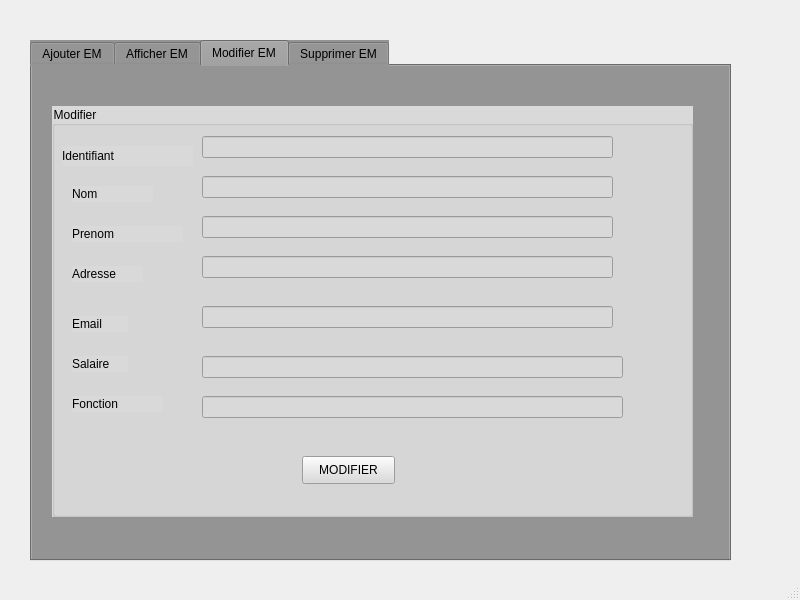
Above: mainwindow.ui from YasmineJebali/Smart_contracting-and-construction-compagny_2A8 before the change. Below: the same form after it.
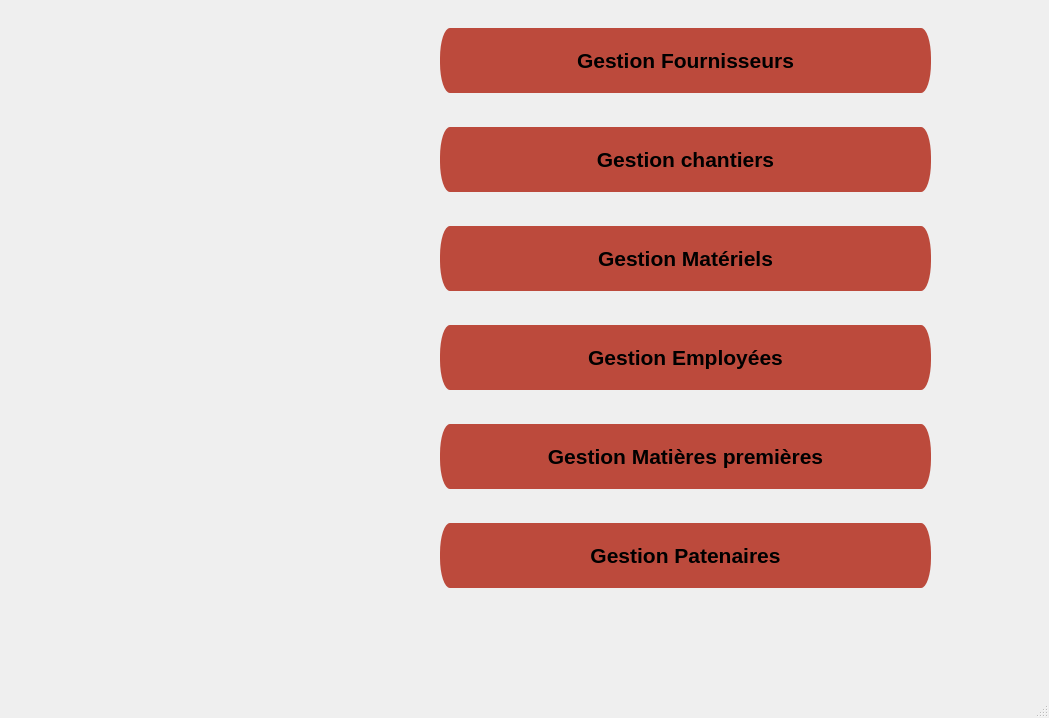
That is the form after the change.

The edit to the form file:
```diff
--- a/mainwindow.ui
+++ b/mainwindow.ui
@@ -6,498 +6,192 @@
    <rect>
     <x>0</x>
     <y>0</y>
-    <width>800</width>
-    <height>600</height>
+    <width>1049</width>
+    <height>718</height>
    </rect>
   </property>
   <property name="windowTitle">
    <string>MainWindow</string>
   </property>
   <widget class="QWidget" name="centralwidget">
-   <widget class="QTabWidget" name="le_id_sup">
+   <widget class="QWidget" name="verticalLayoutWidget">
     <property name="geometry">
      <rect>
-      <x>30</x>
-      <y>40</y>
-      <width>701</width>
-      <height>521</height>
+      <x>440</x>
+      <y>0</y>
+      <width>491</width>
+      <height>621</height>
      </rect>
     </property>
-    <property name="accessibleName">
-     <string/>
-    </property>
-    <property name="styleSheet">
-     <string notr="true">
-background-color: rgb(148, 148, 148);</string>
-    </property>
-    <property name="currentIndex">
-     <number>2</number>
-    </property>
-    <widget class="QWidget" name="widget">
-     <attribute name="title">
-      <string>Ajouter EM</string>
-     </attribute>
-     <widget class="QGroupBox" name="groupBox">
-      <property name="geometry">
-       <rect>
-        <x>10</x>
-        <y>40</y>
-        <width>641</width>
-        <height>411</height>
-       </rect>
-      </property>
-      <property name="styleSheet">
-       <string notr="true">font: 10pt &quot;MS Shell Dlg 2&quot;;
-background-color: rgb(218, 217, 217);</string>
-      </property>
-      <property name="title">
-       <string>Ajout</string>
-      </property>
-      <widget class="QLabel" name="le_id_2">
-       <property name="geometry">
-        <rect>
-         <x>10</x>
-         <y>40</y>
-         <width>131</width>
-         <height>20</height>
-        </rect>
+    <layout class="QVBoxLayout" name="verticalLayout_2">
+     <item>
+      <widget class="QPushButton" name="pushButton_7">
+       <property name="font">
+        <font>
+         <pointsize>16</pointsize>
+         <weight>75</weight>
+         <bold>true</bold>
+        </font>
        </property>
-       <property name="text">
-        <string>Identifiant</string>
+       <property name="cursor">
+        <cursorShape>PointingHandCursor</cursorShape>
        </property>
-      </widget>
-      <widget class="QLabel" name="label_2">
-       <property name="geometry">
-        <rect>
-         <x>20</x>
-         <y>80</y>
-         <width>81</width>
-         <height>16</height>
-        </rect>
+       <property name="styleSheet">
+        <string notr="true">border-radius: 10% 30% 50% 70%;
+  background: #BC4A3C;
+  padding: 20px;
+</string>
        </property>
        <property name="text">
-        <string>Nom</string>
+        <string>Gestion Fournisseurs</string>
        </property>
       </widget>
-      <widget class="QLabel" name="label_3">
-       <property name="geometry">
-        <rect>
-         <x>20</x>
-         <y>120</y>
-         <width>111</width>
-         <height>16</height>
-        </rect>
+     </item>
+     <item>
+      <widget class="QPushButton" name="pushButton_8">
+       <property name="font">
+        <font>
+         <pointsize>16</pointsize>
+         <weight>75</weight>
+         <bold>true</bold>
+        </font>
        </property>
-       <property name="text">
-        <string>Prenom</string>
+       <property name="cursor">
+        <cursorShape>PointingHandCursor</cursorShape>
        </property>
-      </widget>
-      <widget class="QLineEdit" name="le_id">
-       <property name="geometry">
-        <rect>
-         <x>150</x>
-         <y>30</y>
-         <width>411</width>
-         <height>22</height>
-        </rect>
+       <property name="styleSheet">
+        <string notr="true">border-radius: 10% 30% 50% 70%;
+  background: #BC4A3C;
+  padding: 20px;
+</string>
        </property>
-      </widget>
-      <widget class="QLineEdit" name="le_nom">
-       <property name="geometry">
-        <rect>
-         <x>150</x>
-         <y>70</y>
-         <width>411</width>
-         <height>22</height>
-        </rect>
-       </property>
-      </widget>
-      <widget class="QLineEdit" name="le_prenom">
-       <property name="geometry">
-        <rect>
-         <x>150</x>
-         <y>110</y>
-         <width>411</width>
-         <height>22</height>
-        </rect>
-       </property>
-      </widget>
-      <widget class="QPushButton" name="pb_ajouter">
-       <property name="geometry">
-        <rect>
-         <x>250</x>
-         <y>350</y>
-         <width>93</width>
-         <height>28</height>
-        </rect>
-       </property>
        <property name="text">
-        <string>Ajouter</string>
+        <string>Gestion chantiers</string>
        </property>
-      </widget>
-      <widget class="QLabel" name="label_4">
-       <property name="geometry">
-        <rect>
-         <x>20</x>
-         <y>160</y>
-         <width>71</width>
-         <height>16</height>
-        </rect>
+       <property name="flat">
+        <bool>false</bool>
        </property>
-       <property name="text">
-        <string>Adresse</string>
-       </property>
       </widget>
-      <widget class="QLabel" name="label_5">
-       <property name="geometry">
-        <rect>
-         <x>20</x>
-         <y>210</y>
-         <width>56</width>
-         <height>16</height>
-        </rect>
+     </item>
+     <item>
+      <widget class="QPushButton" name="pushButton_9">
+       <property name="font">
+        <font>
+         <pointsize>16</pointsize>
+         <weight>75</weight>
+         <bold>true</bold>
+        </font>
        </property>
-       <property name="text">
-        <string>Email</string>
+       <property name="cursor">
+        <cursorShape>PointingHandCursor</cursorShape>
        </property>
-      </widget>
-      <widget class="QLabel" name="label_6">
-       <property name="geometry">
-        <rect>
-         <x>20</x>
-         <y>250</y>
-         <width>56</width>
-         <height>16</height>
-        </rect>
+       <property name="styleSheet">
+        <string notr="true">border-radius: 10% 30% 50% 70%;
+  background: #BC4A3C;
+  padding: 20px;
+</string>
        </property>
        <property name="text">
-        <string>Salaire</string>
+        <string>Gestion Matériels</string>
        </property>
       </widget>
-      <widget class="QLabel" name="label_7">
-       <property name="geometry">
-        <rect>
-         <x>20</x>
-         <y>290</y>
-         <width>91</width>
-         <height>16</height>
-        </rect>
+     </item>
+     <item>
+      <widget class="QPushButton" name="pushButton_10">
+       <property name="font">
+        <font>
+         <pointsize>16</pointsize>
+         <weight>75</weight>
+         <bold>true</bold>
+        </font>
        </property>
-       <property name="text">
-        <string>Fonction</string>
+       <property name="cursor">
+        <cursorShape>PointingHandCursor</cursorShape>
        </property>
-      </widget>
-      <widget class="QLineEdit" name="adresse">
-       <property name="geometry">
-        <rect>
-         <x>150</x>
-         <y>150</y>
-         <width>411</width>
-         <height>22</height>
-        </rect>
-       </property>
-      </widget>
-      <widget class="QLineEdit" name="email">
-       <property name="geometry">
-        <rect>
-         <x>150</x>
-         <y>200</y>
-         <width>411</width>
-         <height>22</height>
-        </rect>
-       </property>
-      </widget>
-      <widget class="QLineEdit" name="salaire">
-       <property name="geometry">
-        <rect>
-         <x>150</x>
-         <y>250</y>
-         <width>421</width>
-         <height>22</height>
-        </rect>
-       </property>
-      </widget>
-      <widget class="QLineEdit" name="fonction">
-       <property name="geometry">
-        <rect>
-         <x>150</x>
-         <y>290</y>
-         <width>421</width>
-         <height>22</height>
-        </rect>
-       </property>
-      </widget>
-     </widget>
-    </widget>
-    <widget class="QWidget" name="tab_3">
-     <attribute name="title">
-      <string>Afficher EM</string>
-     </attribute>
-     <widget class="QTableView" name="tab_employee">
-      <property name="geometry">
-       <rect>
-        <x>70</x>
-        <y>50</y>
-        <width>521</width>
-        <height>331</height>
-       </rect>
-      </property>
-      <property name="styleSheet">
-       <string notr="true">background-color: rgb(218, 217, 217);
+       <property name="styleSheet">
+        <string notr="true">border-radius: 10% 30% 50% 70%;
+  background: #BC4A3C;
+  padding: 20px;
 </string>
-      </property>
-     </widget>
-    </widget>
-    <widget class="QWidget" name="tab_2">
-     <attribute name="title">
-      <string>Modifier EM</string>
-     </attribute>
-     <widget class="QListWidget" name="listWidget">
-      <property name="geometry">
-       <rect>
-        <x>400</x>
-        <y>100</y>
-        <width>256</width>
-        <height>192</height>
-       </rect>
-      </property>
-     </widget>
-     <widget class="QGroupBox" name="groupBox_2">
-      <property name="geometry">
-       <rect>
-        <x>20</x>
-        <y>40</y>
-        <width>641</width>
-        <height>411</height>
-       </rect>
-      </property>
-      <property name="styleSheet">
-       <string notr="true">font: 10pt &quot;MS Shell Dlg 2&quot;;
-background-color: rgb(218, 217, 217);</string>
-      </property>
-      <property name="title">
-       <string>Modifier</string>
-      </property>
-      <widget class="QLabel" name="le_id_3">
-       <property name="geometry">
-        <rect>
-         <x>10</x>
-         <y>40</y>
-         <width>131</width>
-         <height>20</height>
-        </rect>
        </property>
        <property name="text">
-        <string>Identifiant</string>
+        <string>Gestion Employées</string>
        </property>
       </widget>
-      <widget class="QLabel" name="label_8">
-       <property name="geometry">
-        <rect>
-         <x>20</x>
-         <y>80</y>
-         <width>81</width>
-         <height>16</height>
-        </rect>
+     </item>
+     <item>
+      <widget class="QPushButton" name="pushButton_11">
+       <property name="font">
+        <font>
+         <pointsize>16</pointsize>
+         <weight>75</weight>
+         <bold>true</bold>
+        </font>
        </property>
-       <property name="text">
-        <string>Nom</string>
+       <property name="cursor">
+        <cursorShape>PointingHandCursor</cursorShape>
        </property>
-      </widget>
-      <widget class="QLabel" name="label_9">
-       <property name="geometry">
-        <rect>
-         <x>20</x>
-         <y>120</y>
-         <width>111</width>
-         <height>16</height>
-        </rect>
+       <property name="styleSheet">
+        <string notr="true">border-radius: 10% 30% 50% 70%;
+  background: #BC4A3C;
+  padding: 20px;
+</string>
        </property>
        <property name="text">
-        <string>Prenom</string>
+        <string>Gestion Matières premières</string>
        </property>
       </widget>
-      <widget class="QLineEdit" name="le_id_4">
-       <property name="geometry">
-        <rect>
-         <x>150</x>
-         <y>30</y>
-         <width>411</width>
-         <height>22</height>
-        </rect>
+     </item>
+     <item>
+      <widget class="QPushButton" name="pushButton_12">
+       <property name="font">
+        <font>
+         <pointsize>16</pointsize>
+         <weight>75</weight>
+         <bold>true</bold>
+        </font>
        </property>
-      </widget>
-      <widget class="QLineEdit" name="le_nom_2">
-       <property name="geometry">
-        <rect>
-         <x>150</x>
-         <y>70</y>
-         <width>411</width>
-         <height>22</height>
-        </rect>
+       <property name="cursor">
+        <cursorShape>OpenHandCursor</cursorShape>
        </property>
-      </widget>
-      <widget class="QLineEdit" name="le_prenom_2">
-       <property name="geometry">
-        <rect>
-         <x>150</x>
-         <y>110</y>
-         <width>411</width>
-         <height>22</height>
-        </rect>
+       <property name="styleSheet">
+        <string notr="true">border-radius: 10% 30% 50% 70%;
+ background: #BC4A3C;
+ padding: 20px;
+</string>
        </property>
-      </widget>
-      <widget class="QPushButton" name="pb_modifier">
-       <property name="geometry">
-        <rect>
-         <x>250</x>
-         <y>350</y>
-         <width>93</width>
-         <height>28</height>
-        </rect>
-       </property>
        <property name="text">
-        <string>MODIFIER</string>
+        <string>Gestion Patenaires</string>
        </property>
       </widget>
-      <widget class="QLabel" name="label_10">
-       <property name="geometry">
-        <rect>
-         <x>20</x>
-         <y>160</y>
-         <width>71</width>
-         <height>16</height>
-        </rect>
-       </property>
-       <property name="text">
-        <string>Adresse</string>
-       </property>
-      </widget>
-      <widget class="QLabel" name="label_11">
-       <property name="geometry">
-        <rect>
-         <x>20</x>
-         <y>210</y>
-         <width>56</width>
-         <height>16</height>
-        </rect>
-       </property>
-       <property name="text">
-        <string>Email</string>
-       </property>
-      </widget>
-      <widget class="QLabel" name="label_12">
-       <property name="geometry">
-        <rect>
-         <x>20</x>
-         <y>250</y>
-         <width>56</width>
-         <height>16</height>
-        </rect>
-       </property>
-       <property name="text">
-        <string>Salaire</string>
-       </property>
-      </widget>
-      <widget class="QLabel" name="label_13">
-       <property name="geometry">
-        <rect>
-         <x>20</x>
-         <y>290</y>
-         <width>91</width>
-         <height>16</height>
-        </rect>
-       </property>
-       <property name="text">
-        <string>Fonction</string>
-       </property>
-      </widget>
-      <widget class="QLineEdit" name="adresse_2">
-       <property name="geometry">
-        <rect>
-         <x>150</x>
-         <y>150</y>
-         <width>411</width>
-         <height>22</height>
-        </rect>
-       </property>
-      </widget>
-      <widget class="QLineEdit" name="email_2">
-       <property name="geometry">
-        <rect>
-         <x>150</x>
-         <y>200</y>
-         <width>411</width>
-         <height>22</height>
-        </rect>
-       </property>
-      </widget>
-      <widget class="QLineEdit" name="salaire_2">
-       <property name="geometry">
-        <rect>
-         <x>150</x>
-         <y>250</y>
-         <width>421</width>
-         <height>22</height>
-        </rect>
-       </property>
-      </widget>
-      <widget class="QLineEdit" name="fonction_2">
-       <property name="geometry">
-        <rect>
-         <x>150</x>
-         <y>290</y>
-         <width>421</width>
-         <height>22</height>
-        </rect>
-       </property>
-      </widget>
-     </widget>
-    </widget>
-    <widget class="QWidget" name="tab">
-     <attribute name="title">
-      <string>Supprimer EM</string>
-     </attribute>
-     <widget class="QLineEdit" name="le_id_sup_2">
-      <property name="geometry">
-       <rect>
-        <x>170</x>
-        <y>60</y>
-        <width>351</width>
-        <height>41</height>
-       </rect>
-      </property>
-     </widget>
-     <widget class="QLabel" name="label">
-      <property name="geometry">
-       <rect>
-        <x>60</x>
-        <y>66</y>
-        <width>111</width>
-        <height>20</height>
-       </rect>
-      </property>
-      <property name="styleSheet">
-       <string notr="true">font: 12pt &quot;MS Shell Dlg 2&quot;;</string>
-      </property>
-      <property name="text">
-       <string>Identifiant</string>
-      </property>
-     </widget>
-     <widget class="QPushButton" name="pb_supprimer">
-      <property name="geometry">
-       <rect>
-        <x>440</x>
-        <y>230</y>
-        <width>121</width>
-        <height>41</height>
-       </rect>
-      </property>
-      <property name="text">
-       <string>Supprimer</string>
-      </property>
-     </widget>
-    </widget>
+     </item>
+    </layout>
+   </widget>
+   <widget class="QLabel" name="label_pers">
+    <property name="geometry">
+     <rect>
+      <x>0</x>
+      <y>220</y>
+      <width>211</width>
+      <height>381</height>
+     </rect>
+    </property>
+    <property name="text">
+     <string/>
+    </property>
+   </widget>
+   <widget class="QLabel" name="label_buble">
+    <property name="geometry">
+     <rect>
+      <x>150</x>
+      <y>80</y>
+      <width>241</width>
+      <height>141</height>
+     </rect>
+    </property>
+    <property name="text">
+     <string/>
+    </property>
    </widget>
   </widget>
   <widget class="QMenuBar" name="menubar">
@@ -505,7 +199,7 @@
     <rect>
      <x>0</x>
      <y>0</y>
-     <width>800</width>
+     <width>1049</width>
      <height>26</height>
     </rect>
    </property>
```
